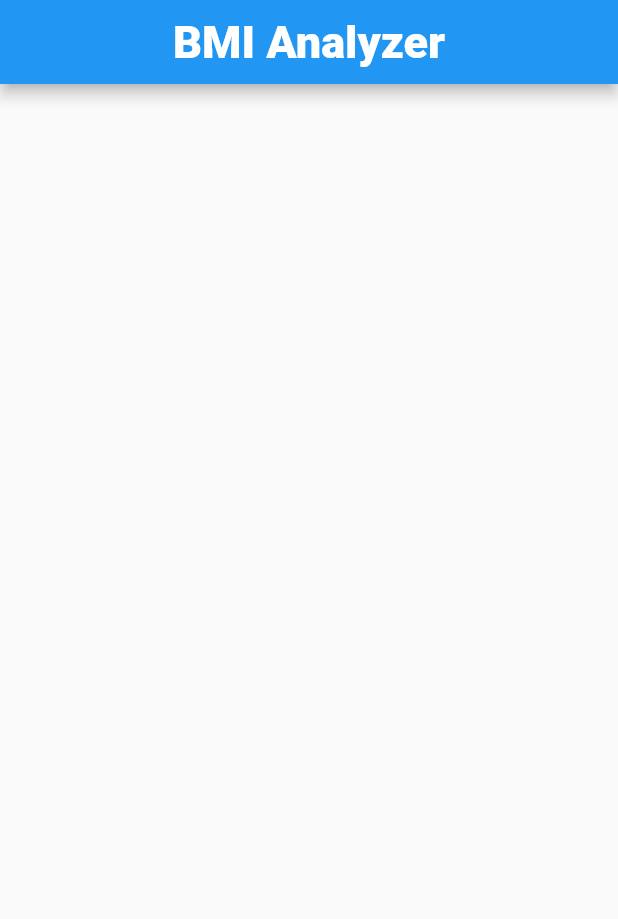
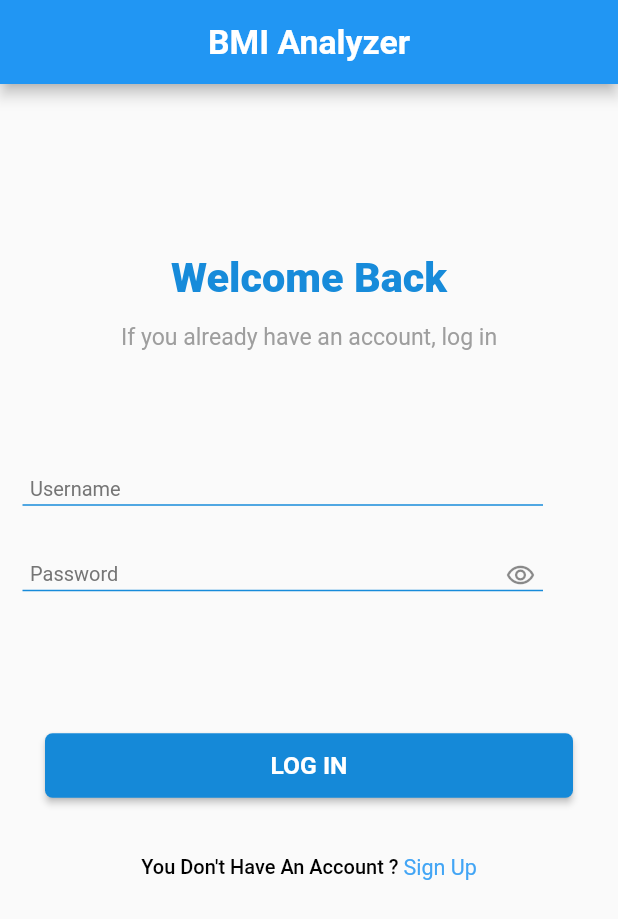
Before and after one commit to yasmeenaothman/BMI-Analyzer-Project, a Flutter app: the screen it shows after launch, on a phone screen of 412 x 824 dp. Shown: the top 919 px of the screen. Run offline on Flutter 3.47's test engine with Material 2 defaults, Android fonts, the phone set to English and light mode, and no system bars; our stand-ins replace easy_localization, flutter_screenutil, hexcolor, shared_preferences.

Commit message:
Login Screen

```diff
--- a/assets/languages/ar.json
+++ b/assets/languages/ar.json
@@ -1,4 +1,11 @@
 {
   "next": "التالي",
-  "BMI": "محلل مؤشر كتلة الجسم"
+  "BMI": "محلل مؤشر كتلة الجسم",
+  "WB": "مرحبا بك مرة أخرى",
+  "If": "إذا كان لديك بالفعل حساب، قم بتسجيل الدخول",
+  "username": "اسم المستخدم",
+  "pass": "كلمة المرور",
+  "login": "تسجيل الدخول",
+  "notAccount": "ليس لديك حساب ؟",
+  "signUp": "انشاء حساب"
 }
--- a/assets/languages/en.json
+++ b/assets/languages/en.json
@@ -1,4 +1,11 @@
 {
   "next": "Next",
-  "BMI": "BMI Analyzer"
+  "BMI": "BMI Analyzer",
+  "WB": "Welcome Back",
+  "If": "If you already have an account, log in",
+  "username": "Username",
+  "pass": "Password",
+  "login": "LOG IN",
+  "notAccount": "You Don't Have An Account ? ",
+  "signUp": "Sign Up"
 }
--- a/lib/helpers/theme_helper.dart
+++ b/lib/helpers/theme_helper.dart
@@ -1,7 +1,9 @@
+import 'package:flutter/cupertino.dart';
+import 'package:flutter/material.dart';
 import 'package:flutter/material.dart';
 import 'package:flutter/services.dart';
 import 'package:hexcolor/hexcolor.dart';
-
+import 'package:flutter_screenutil/flutter_screenutil.dart';
 class ThemeHelper {
   ThemeHelper._();
 
@@ -10,11 +12,60 @@ class ThemeHelper {
       primaryColor: HexColor('#1589D8'),
       appBarTheme: AppBarTheme(
           centerTitle: true,
-          titleTextStyle: TextStyle(fontWeight: FontWeight.w800, fontSize: 30,color: Colors.white,),
+          titleTextStyle: TextStyle(fontWeight: FontWeight.w700, fontSize: 22.sp,color: Colors.white,),
           backgroundColor: ThemeData.light().primaryColor,
           systemOverlayStyle: SystemUiOverlayStyle(
               statusBarColor: Colors.white,
               statusBarIconBrightness: Brightness.dark)),
       textTheme: TextTheme(
-          title: TextStyle(fontWeight: FontWeight.w700, fontSize: 20)));
+        headline6: TextStyle(fontWeight: FontWeight.w700, fontSize: 20.sp),
+        bodyText1: TextStyle(
+          fontWeight: FontWeight.w900,
+          fontSize: 27.sp,
+          color: HexColor('#178BDA')
+        ),
+        bodyText2: TextStyle(
+            fontSize: 15.sp,
+            color: Colors.grey
+        ),
+        headline4: TextStyle(
+            fontSize: 13.sp,
+            color: Colors.grey[600]
+        ),
+        headline1: TextStyle(
+            fontWeight: FontWeight.w500,
+            fontSize: 13.sp,
+            color: Colors.black
+        ),
+        headline2:  TextStyle(
+            fontSize: 14.sp,
+            color: HexColor('#42A5F5')
+        ),
+      ),
+    inputDecorationTheme: InputDecorationTheme(
+        enabledBorder: UnderlineInputBorder(
+          borderSide: BorderSide(color: HexColor('#178BDA')),
+        ),
+      contentPadding: EdgeInsets.only(left: 5,bottom:2),
+    ),
+    elevatedButtonTheme: ElevatedButtonThemeData(
+      style: ButtonStyle(
+        backgroundColor: MaterialStateProperty.all<Color>(HexColor('#1589d8')),
+        textStyle: MaterialStateProperty.all<TextStyle>(
+            TextStyle(
+              fontSize: 16.sp,
+              color: Colors.white,
+              fontWeight: FontWeight.w700
+            )
+        ),
+        shape: MaterialStateProperty.all<OutlinedBorder>(
+          RoundedRectangleBorder(
+            borderRadius: BorderRadius.circular(5),
+          )
+        ),
+        minimumSize: MaterialStateProperty.all<Size>(Size(double.infinity,35.h)),
+        padding: MaterialStateProperty.all<EdgeInsets>(EdgeInsets.symmetric(vertical: 12))
+      )
+    )
+  );
 }
--- a/lib/main.dart
+++ b/lib/main.dart
@@ -6,7 +6,7 @@ import 'package:bmi_project/providers/app_provider.dart';
 import 'package:easy_localization/easy_localization.dart';
 import 'package:flutter/material.dart';
 import 'package:provider/provider.dart';
-
+import 'package:flutter_screenutil/flutter_screenutil.dart';
 void main() async {
   WidgetsFlutterBinding.ensureInitialized();
   await EasyLocalization.ensureInitialized();
@@ -16,10 +16,19 @@ void main() async {
         path: 'assets/languages',
         fallbackLocale: Locale('en'),
         startLocale: Locale('en'),
-        child: ChangeNotifierProvider(
+        child: ScreenUtilInit(
+          designSize: Size(392.7, 803.6),
+          builder: ()=> ChangeNotifierProvider(
             create: (context) => AppProvider(),
-          child: Builder(
-            builder: (context) => MaterialApp(
+            child: MyApp()
+          ),
+        )),
+  );
+}
+class MyApp extends StatelessWidget {
+  @override
+  Widget build(BuildContext context) {
+    return MaterialApp(
           localizationsDelegates: context.localizationDelegates,
           supportedLocales: context.supportedLocales,
           locale: Provider.of<AppProvider>(context).isArabic
@@ -32,8 +41,6 @@ void main() async {
           },
           ///I will do the custom dark theme soon///
           theme: Provider.of<AppProvider>(context).isDark?ThemeData.dark():ThemeHelper.themeHelper.lightTheme,
-                home: SplashPage()),
-          ),
-        )),
-  );
+          home: SplashPage());
   }
+}
--- a/lib/modules/auth_pages/login_page.dart
+++ b/lib/modules/auth_pages/login_page.dart
@@ -1,13 +1,63 @@
+import 'package:bmi_project/shared_widgets/defualt_text_form_field.dart';
 import 'package:flutter/material.dart';
 import 'package:easy_localization/easy_localization.dart';
+import 'package:flutter_screenutil/flutter_screenutil.dart';
 class LoginPage extends StatelessWidget {
   static String routeName = 'LoginPage';
   @override
   Widget build(BuildContext context) {
+    /*print(MediaQuery.of(context).size.width);
+    print(MediaQuery.of(context).size.height);*/
     return Scaffold(
       appBar: AppBar(
-        title: Text('BMI').tr(),
-        titleTextStyle: Theme.of(context).appBarTheme.titleTextStyle,
+        title: Text('BMI',style: Theme.of(context).appBarTheme.titleTextStyle,).tr(),
+      ),
+      body: SingleChildScrollView(
+        physics: BouncingScrollPhysics(),
+        child: Column(
+          children: [
+            SizedBox(height: 110.h,),
+            Text('WB',style: Theme.of(context).textTheme.bodyText1).tr(),
+            SizedBox(height: 15.h,),
+            Text('If',style: Theme.of(context).textTheme.bodyText2).tr(),
+            SizedBox(height: 80.h,),
+            Padding(
+              padding: const EdgeInsets.only(left: 15,right: 50),
+              child: DefaultTextField(
+                hint: 'username',
+                onSave: (v){},
+                validate: (v){},
+              )
+            ),
+            SizedBox(height: 35.h,),
+            Padding(
+                padding: const EdgeInsets.only(left: 15,right: 50),
+                child: DefaultTextField(
+                  isPass: true,
+                  hint: 'pass',
+                  onSave: (v){},
+                  validate: (v){},
+                )
+            ),
+            SizedBox(height: 90.h,),
+            Padding(
+              padding: const EdgeInsets.symmetric(horizontal: 30),
+              child: ElevatedButton(
+                onPressed: (){},
+                child: Text('login').tr(),
+              ),
+            ),
+            SizedBox(height: 35.h,),
+            Row(
+              mainAxisAlignment: MainAxisAlignment.center,
+              children: [
+                Text('notAccount',style: Theme.of(context).textTheme.headline1).tr(),
+                Text('signUp',style: Theme.of(context).textTheme.headline2).tr(),
+              ],
+            ),
+            SizedBox(height: 20.h,),
+          ],
+        ),
       ),
     );
   }
--- a/lib/providers/app_provider.dart
+++ b/lib/providers/app_provider.dart
@@ -5,7 +5,12 @@ import 'package:flutter/material.dart';
 class AppProvider extends ChangeNotifier {
   bool isArabic = false;
   bool isDark = false;
+  bool isVisible = true;
   AppProvider(){
+    notifyListeners();
+  }
+  changeIsisVisibleVar(){
+    isVisible = !isVisible;
     notifyListeners();
   }
   updateLanguage({bool fromShared}) async {
--- /dev/null
+++ b/lib/shared_widgets/defualt_text_form_field.dart
@@ -0,0 +1,45 @@
+import 'package:bmi_project/providers/app_provider.dart';
+import 'package:flutter/material.dart';
+import 'package:easy_localization/easy_localization.dart';
+import 'package:provider/provider.dart';
+class DefaultTextField extends StatelessWidget {
+  String hint;
+  Function onSave;
+  Function validate;
+  bool isPass;
+  DefaultTextField({
+    @required this.hint,
+    @required this.onSave,
+    @required this.validate,
+    this.isPass = false,
+  });
+  @override
+  Widget build(BuildContext context) {
+    return Consumer<AppProvider>(
+      builder: (context,provider,x)=>TextFormField(
+        keyboardType: TextInputType.text,
+        obscureText: isPass&&!provider.isVisible,
+        style: TextStyle(color: Colors.black),
+        decoration: InputDecoration(
+          isDense: true,
+          hintText: hint.tr(),
+          hintStyle: Theme.of(context).textTheme.headline4,
+          suffixIconConstraints: BoxConstraints(maxHeight: 35),
+          /// ///
+          suffixIcon: isPass?GestureDetector(
+            onTap: (){
+              provider.changeIsisVisibleVar();
+            },
+            child: Padding(
+              padding: const EdgeInsets.only(right: 5.0),
+              child: provider.isVisible?Icon(Icons.remove_red_eye_outlined,size:20)
+                  :Icon(Icons.visibility_off_outlined,size:20),
+            ),
+          ):null
+        ),
+        onSaved: onSave,
+        validator: validate,
+      ),
+    );
+  }
+}
--- a/pubspec.yaml
+++ b/pubspec.yaml
@@ -27,6 +27,7 @@ dependencies:
   provider: ^6.0.1
   hexcolor: ^2.0.5
   shared_preferences: ^2.0.7
+  flutter_screenutil: ^5.0.0+2
 
   # The following adds the Cupertino Icons font to your application.
   # Use with the CupertinoIcons class for iOS style icons.
```
Also changed, not shown: pubspec.lock. Lines whose indentation alone changed are shown as unchanged.
